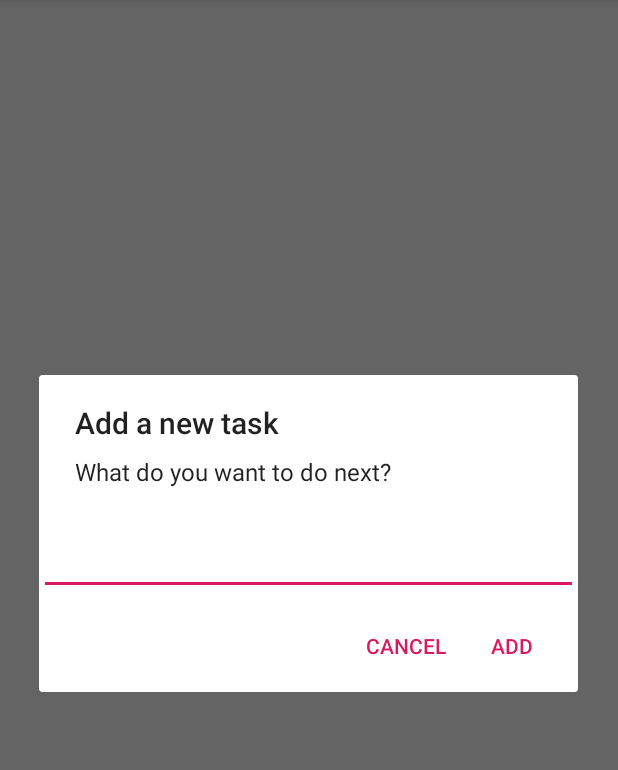
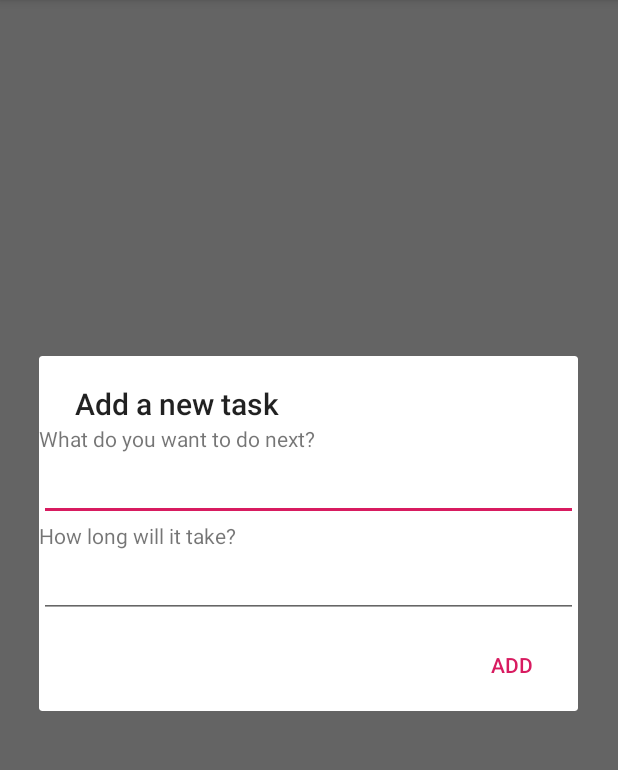
Before and after one commit to dmanikt/firebase_calendar, an Android app: the screen it shows after launch (TodoActivity), after a tap on "Add Task", on a phone screen of 412 x 824 dp, the part 84-854 px from its top. Run offline under Robolectric (Android 15) with nearby library versions, the phone set to English and light mode, and no system bars; 3 statements that could not run were skipped.

Commit message:
Alert Dialog w/ 2 options

```diff
--- a/app/build.gradle
+++ b/app/build.gradle
@@ -32,5 +32,12 @@ dependencies {
     implementation 'com.google.apis:google-api-services-calendar:v3-rev84-1.18.0-rc'
     implementation 'com.github.prolificinteractive:material-calendarview:2.0.1'
     implementation 'com.github.marcoscgdev:Android-Week-View:1.2.7'
-    implementation 'com.android.support:support-annotations:28.0.0'
+
+
+    implementation 'com.android.support:design:28.0.0'
+    implementation 'com.android.support:cardview-v7:28.0.0'
+    implementation 'com.amulyakhare:com.amulyakhare.textdrawable:1.0.1'
+    implementation ('com.wdullaer:materialdatetimepicker:3.5.1') {
+        exclude group: 'com.android.support'
+    }
 }
--- /dev/null
+++ b/app/src/main/java/com/example/firebase_calendar/ExampleDialog.java
@@ -0,0 +1,42 @@
+package com.example.firebase_calendar;
+
+import android.app.AlertDialog;
+import android.app.Dialog;
+import android.content.DialogInterface;
+import android.os.Bundle;
+import android.support.annotation.NonNull;
+import android.support.v7.app.AppCompatDialogFragment;
+import android.view.LayoutInflater;
+import android.view.View;
+import android.widget.EditText;
+
+
+
+public class ExampleDialog extends AppCompatDialogFragment {
+    private EditText editTaskName;
+    private EditText editTime;
+
+    @NonNull
+    @Override
+    public Dialog onCreateDialog(Bundle savedInstanceState) {
+        AlertDialog.Builder builder = new AlertDialog.Builder(getActivity());
+
+        @NonNull
+        LayoutInflater inflater = getActivity().getLayoutInflater();
+        View view = inflater.inflate(R.layout.dialog_layout, null);
+
+        builder.setView(view)
+                .setTitle("Add a new task")
+                .setPositiveButton("add", new DialogInterface.OnClickListener() {
+                    @Override
+                    public void onClick(DialogInterface dialog, int which) {
+                        // add database stuff here
+                    }
+                });
+        editTaskName = view.findViewById(R.id.task_input);
+        editTime = view.findViewById(R.id.time_input);
+        return builder.create();
+    }
+
+
+}
--- a/app/src/main/java/com/example/firebase_calendar/TodoActivity.java
+++ b/app/src/main/java/com/example/firebase_calendar/TodoActivity.java
@@ -7,6 +7,7 @@ import android.database.sqlite.SQLiteDatabase;
 import android.support.v7.app.AlertDialog;
 import android.support.v7.app.AppCompatActivity;
 import android.os.Bundle;
+import android.util.Log;
 import android.view.Menu;
 import android.view.MenuItem;
 import android.view.View;
@@ -14,6 +15,8 @@ import android.widget.ArrayAdapter;
 import android.widget.EditText;
 import android.widget.ListView;
 import android.widget.TextView;
+import android.widget.Toast;
+
 import com.example.firebase_calendar.db.TaskContract;
 import com.example.firebase_calendar.db.TaskDbHelper;
 import java.util.ArrayList;
@@ -43,27 +46,38 @@ public class TodoActivity extends AppCompatActivity {
     public boolean onOptionsItemSelected(MenuItem item) {
         switch(item.getItemId()){
             case R.id.action_add_task: {
-                final EditText taskEditText = new EditText(this);
-                final EditText timeEditText = new EditText(this);
-                AlertDialog dialog = new AlertDialog.Builder(this)
-                        .setTitle("Add a new task")
-                        .setMessage("What do you want to do next?")
-                        .setView(taskEditText)
-                        .setPositiveButton("Add", new DialogInterface.OnClickListener() {
-                            @Override
-                            public void onClick(DialogInterface dialog, int which) {
-                                String task = String.valueOf(taskEditText.getText());
-                                SQLiteDatabase db = mHelper.getWritableDatabase();
-                                ContentValues values = new ContentValues();
-                                values.put(TaskContract.TaskEntry.COL_TASK_TITLE, task);
-                                db.insertWithOnConflict(TaskContract.TaskEntry.TABLE, null, values, SQLiteDatabase.CONFLICT_REPLACE);
-                                db.close();
-                                updateUI();
-                            }
-                        })
-                        .setNegativeButton("Cancel", null)
-                        .create();
-                dialog.show();
+//                final EditText taskEditText = new EditText(this);
+//                final EditText timeEditText = new EditText(this);
+//                AlertDialog dialog = new AlertDialog.Builder(TodoActivity.this)
+//                        .setTitle("Add a new task")
+//                        .setMessage("What do you want to do next?")
+//                        .setView(taskEditText)
+//                        .setPositiveButton("Next", new DialogInterface.OnClickListener() {
+//                            @Override
+//                            public void onClick(DialogInterface dialog, int which) {
+//                                String task = String.valueOf(taskEditText.getText());
+//                                SQLiteDatabase db = mHelper.getWritableDatabase();
+//                                ContentValues values = new ContentValues();
+//                                final AlertDialog alert;
+//                                AlertDialog.Builder dialog2 = new AlertDialog.Builder(TodoActivity.this);
+//                                alert = dialog2.create();
+//                                alert.setTitle("How long will it take?");
+//                                alert.setButton("Yes", new DialogInterface.OnClickListener() {
+//                                    public void onClick(DialogInterface dialog, int which) {
+//                                        // TODO Auto-generated method stub
+//                                        Toast.makeText(CategoryPage.this, "YESS", Toast.LENGTH_LONG).show();
+//                                    }
+//                                });
+//                                values.put(TaskContract.TaskEntry.COL_TASK_TITLE, task);
+//                                db.insertWithOnConflict(TaskContract.TaskEntry.TABLE, null, values, SQLiteDatabase.CONFLICT_REPLACE);
+//                                db.close();
+//                                updateUI();
+//                            }
+//                        })
+//                        .setNegativeButton("Cancel", null)
+//                        .create();
+//                dialog.show();
+                openDialog();
                 return true;
             }
             default:
@@ -106,5 +120,10 @@ public class TodoActivity extends AppCompatActivity {
         db.close();
     }
 
+    public void openDialog(){
+        ExampleDialog exampleDialog = new ExampleDialog();
+        exampleDialog.show(getSupportFragmentManager(), "example dialog");
+    }
+
 
 }
--- a/app/src/main/res/layout/dialog_layout.xml
+++ b/app/src/main/res/layout/dialog_layout.xml
@@ -1,6 +1,31 @@
 <?xml version="1.0" encoding="utf-8"?>
-<android.support.constraint.ConstraintLayout
-    xmlns:android="http://schemas.android.com/apk/res/android" android:layout_width="match_parent"
-    android:layout_height="match_parent">
+<LinearLayout xmlns:android="http://schemas.android.com/apk/res/android"
+    android:layout_width="match_parent"
+    android:layout_height="match_parent"
+    android:orientation="vertical">
 
-</android.support.constraint.ConstraintLayout>
+    <TextView
+        android:id="@+id/prompt_task"
+        android:layout_width="match_parent"
+        android:layout_height="wrap_content"
+        android:text = "What do you want to do next?"/>
+
+    <EditText
+        android:id="@+id/task_input"
+        android:layout_width="match_parent"
+        android:layout_height="wrap_content" />
+
+    <TextView
+        android:id="@+id/prompt_time"
+        android:layout_width="match_parent"
+        android:layout_height="wrap_content"
+        android:text="How long will it take?"/>
+
+    <EditText
+        android:id="@+id/time_input"
+        android:layout_width="match_parent"
+        android:layout_height="wrap_content" />
+
+
+
+</LinearLayout>
```
